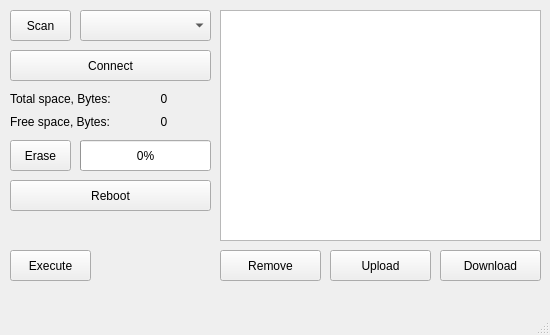
First picture: the form in mainwindow.ui, repository lovyan03/A-Explorer, before the edit.
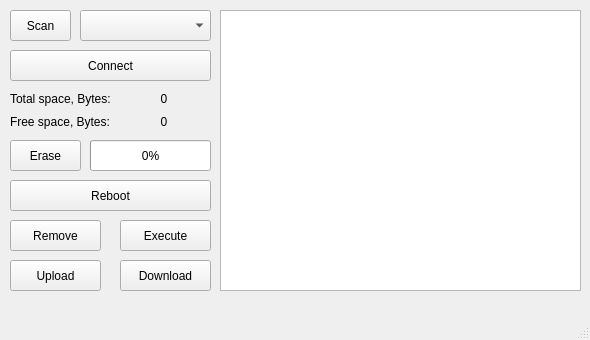
Second picture: the form after the edit.

Commit message: a little bit improvements and new Windows version

Diff of the .ui file:
```diff
--- a/mainwindow.ui
+++ b/mainwindow.ui
@@ -9,8 +9,8 @@
    <rect>
     <x>0</x>
     <y>0</y>
-    <width>550</width>
-    <height>335</height>
+    <width>590</width>
+    <height>340</height>
    </rect>
   </property>
   <property name="sizePolicy">
@@ -21,14 +21,14 @@
   </property>
   <property name="minimumSize">
    <size>
-    <width>550</width>
-    <height>335</height>
+    <width>590</width>
+    <height>340</height>
    </size>
   </property>
   <property name="maximumSize">
    <size>
-    <width>550</width>
-    <height>335</height>
+    <width>590</width>
+    <height>340</height>
    </size>
   </property>
   <property name="contextMenuPolicy">
@@ -44,9 +44,9 @@
    <widget class="QPushButton" name="pushButton">
     <property name="geometry">
      <rect>
-      <x>440</x>
-      <y>250</y>
-      <width>101</width>
+      <x>120</x>
+      <y>260</y>
+      <width>91</width>
       <height>31</height>
      </rect>
     </property>
@@ -57,9 +57,9 @@
    <widget class="QPushButton" name="pushButton_2">
     <property name="geometry">
      <rect>
-      <x>330</x>
-      <y>250</y>
-      <width>101</width>
+      <x>10</x>
+      <y>260</y>
+      <width>91</width>
       <height>31</height>
      </rect>
     </property>
@@ -93,9 +93,9 @@
    <widget class="QProgressBar" name="memory">
     <property name="geometry">
      <rect>
-      <x>80</x>
+      <x>90</x>
       <y>140</y>
-      <width>131</width>
+      <width>121</width>
       <height>31</height>
      </rect>
     </property>
@@ -152,9 +152,9 @@
    <widget class="QPushButton" name="pushButton_4">
     <property name="geometry">
      <rect>
-      <x>220</x>
-      <y>250</y>
-      <width>101</width>
+      <x>10</x>
+      <y>220</y>
+      <width>91</width>
       <height>31</height>
      </rect>
     </property>
@@ -167,7 +167,7 @@
      <rect>
       <x>10</x>
       <y>140</y>
-      <width>61</width>
+      <width>71</width>
       <height>31</height>
      </rect>
     </property>
@@ -194,9 +194,9 @@
    <widget class="QPushButton" name="pushButton_7">
     <property name="geometry">
      <rect>
-      <x>10</x>
-      <y>250</y>
-      <width>81</width>
+      <x>120</x>
+      <y>220</y>
+      <width>91</width>
       <height>31</height>
      </rect>
     </property>
@@ -222,8 +222,8 @@
      <rect>
       <x>220</x>
       <y>10</y>
-      <width>321</width>
-      <height>231</height>
+      <width>361</width>
+      <height>281</height>
      </rect>
     </property>
    </widget>
```
Left out of the diff: 4 changed lines with no effect on the pictures. The commit also changes 4 other files.
